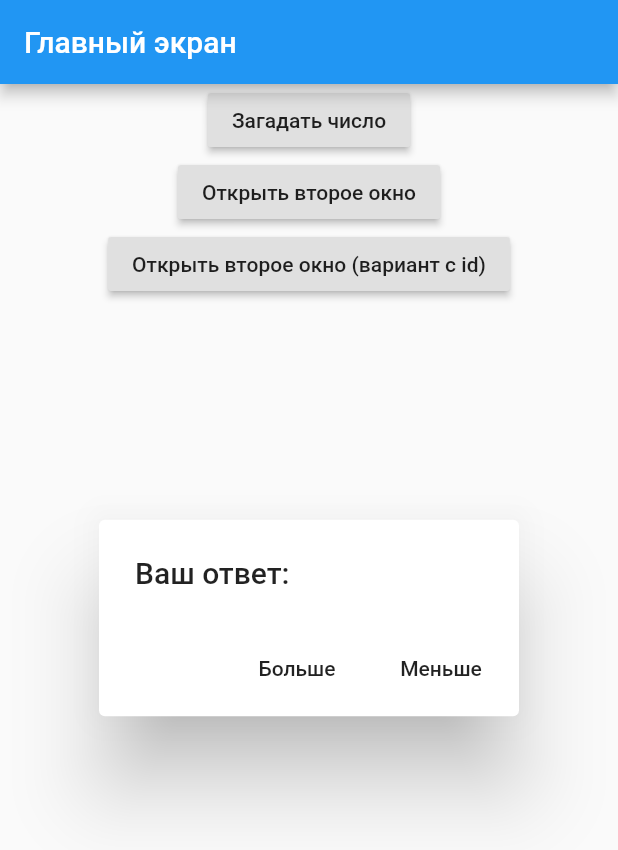
After one commit to Quintessencion/flutter_hello_world, a Flutter app: the screen it shows after launch, after a tap on "Загадать число", on a phone screen of 412 x 824 dp. The commit adds this screen. Shown: the top 850 px of the screen. Run offline on Flutter 3.47's test engine with Material 2 defaults, Android fonts, the phone set to English and light mode, and no system bars.

Commit message:
addede routing

```diff
--- a/lib/main.dart
+++ b/lib/main.dart
@@ -1,13 +1,34 @@
 import 'package:flutter/material.dart';
 import 'package:flutter_hello_world/NewBox.dart';
 import 'package:flutter_hello_world/input.form.dart';
+import 'package:flutter_hello_world/main/main.screen.dart';
 
-void main() {
+main() {
+  runApp(
+    new MaterialApp(
+        debugShowCheckedModeBanner: false,
+        initialRoute: '/',
+        routes: {
+          '/': (BuildContext context) => new MainScreen(),
+          '/second': (BuildContext context) => new SecondScreen()
+        },
+        onGenerateRoute: (routeSettings) {
+          List<String> paths = routeSettings.name.split('/');
+
+          if (paths[1] == 'second') {
+            return new MaterialPageRoute(
+                builder: (context) => new SecondScreen(id: paths[2]),
+                settings: routeSettings);
+          }
+        }),
+  );
+}
+
+void main3() {
   runApp(new MaterialApp(
     debugShowCheckedModeBanner: false,
     home: new Scaffold(
-        appBar: new AppBar(title: new Text('Форма ввода')),
-        body: InputForm()),
+        appBar: new AppBar(title: new Text('Форма ввода')), body: InputForm()),
   ));
 }
 
--- /dev/null
+++ b/lib/main/main.screen.dart
@@ -0,0 +1,105 @@
+import 'package:flutter/material.dart';
+
+class MainScreen extends StatelessWidget {
+  @override
+  Widget build(BuildContext context) {
+    final GlobalKey<ScaffoldState> _scaffoldKey = GlobalKey();
+
+    return new Scaffold(
+        key: _scaffoldKey,
+        appBar: new AppBar(title: new Text('Главный экран')),
+        body: new Center(
+            child: Column(
+          children: <Widget>[
+            new RaisedButton(
+                onPressed: () async {
+                  bool value = await Navigator.push(
+                      context,
+                      new PageRouteBuilder(
+                          opaque: false,
+                          pageBuilder: (context, _, __) => CustomPopup(),
+                          transitionsBuilder: (___, animation, ____, child) {
+                            return FadeTransition(
+                                opacity: animation,
+//                                child: child);
+                                child: new ScaleTransition(
+                                    scale: animation, child: child));
+                          }));
+                  if (value) {
+                    _scaffoldKey.currentState.showSnackBar(new SnackBar(
+                        content: new Text('Больше'),
+                        backgroundColor: Colors.green));
+                  } else {
+                    _scaffoldKey.currentState.showSnackBar(new SnackBar(
+                        content: new Text('Меньше'),
+                        backgroundColor: Colors.red));
+                  }
+                },
+                child: new Text('Загадать число')),
+            new RaisedButton(
+                onPressed: () => _openNextScreen(context),
+                child: new Text('Открыть второе окно')),
+            new RaisedButton(
+                onPressed: () => _openNextScreen(context, '/second/123'),
+                child: new Text('Открыть второе окно (вариант с id)'))
+          ],
+        )));
+  }
+
+  void _openNextScreen(BuildContext context, [String id]) {
+//    Navigator.push(context, MaterialPageRoute(builder: (context) => new SecondScreen()));
+    Navigator.pushNamed(context, id == null || id.isEmpty ? '/second' : id);
+  }
+}
+
+class SecondScreen extends StatelessWidget {
+  String _id;
+
+  SecondScreen({String id}) : this._id = id;
+
+  @override
+  Widget build(BuildContext context) {
+    _id = _id == null || _id.isEmpty ? '' : ': ' + _id;
+
+    return new Scaffold(
+        appBar: new AppBar(title: new Text('Второй экран $_id')),
+        body: new Center(
+          child: new Column(
+            children: <Widget>[
+              new Text('Добро пожаловать на второй экран'),
+              new RaisedButton(
+                onPressed: () => _onBackPressed(context),
+                child: new Text('Назад'),
+              )
+            ],
+          ),
+        ));
+  }
+
+  _onBackPressed(BuildContext context) {
+    Navigator.pop(context);
+  }
+}
+
+class CustomPopup extends StatelessWidget {
+  @override
+  Widget build(BuildContext context) {
+    return new AlertDialog(
+      title: new Text('Ваш ответ:'),
+      actions: <Widget>[
+        new FlatButton(
+          onPressed: () {
+            Navigator.pop(context, true);
+          },
+          child: new Text('Больше'),
+        ),
+        new FlatButton(
+          onPressed: () {
+            Navigator.pop(context, false);
+          },
+          child: new Text('Меньше'),
+        )
+      ],
+    );
+  }
+}
```
